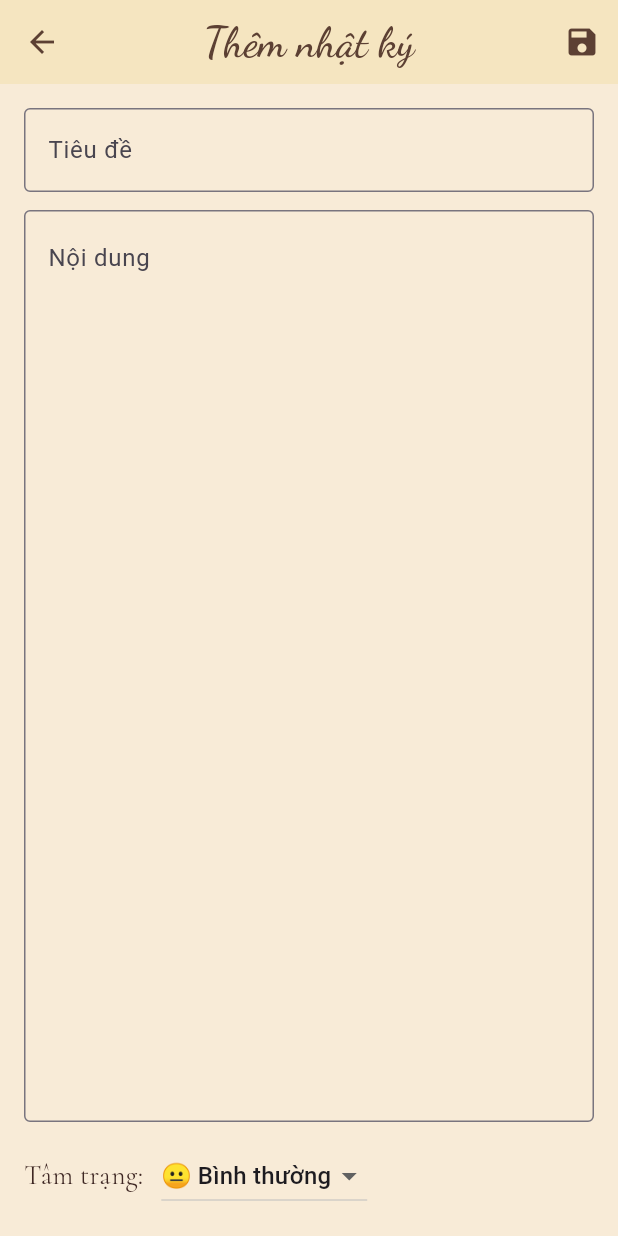
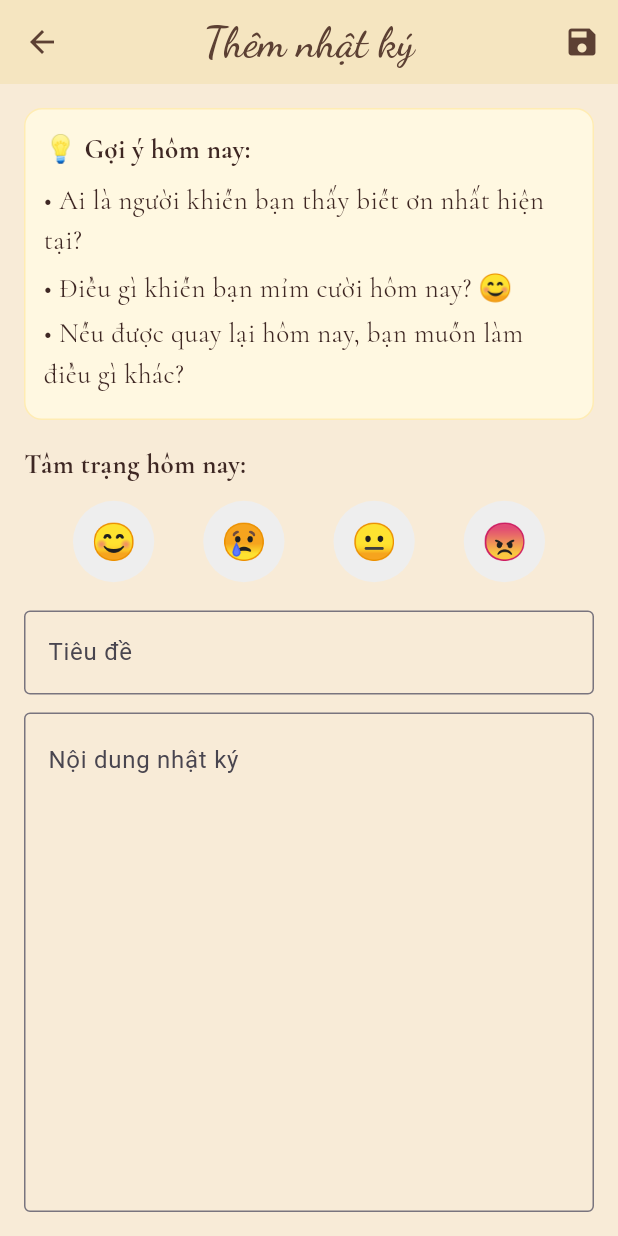
Before and after one commit to vominhhien1222/daily_journal_app, a Flutter app: the screen it shows after launch, after a tap on the "add" icon, on a phone screen of 412 x 824 dp. Run offline on Flutter 3.47's test engine with Material 3 defaults, Android fonts, the phone set to English and light mode, and no system bars; our stand-ins replace flutter_local_notifications, google_fonts, hive, hive_flutter, page_transition, permission_handler and 2 more; accounts and stored records are empty.

Commit message:
có ai có gợi ý hỏi thăm có nút chọn cảm xúc

```diff
--- /dev/null
+++ b/lib/core/ai_responder.dart
@@ -0,0 +1,13 @@
+class AiResponder {
+  static String respond(String mood) {
+    switch (mood) {
+      case 'Tích cực 😊':
+        return "Thật tuyệt! Hãy tiếp tục lan tỏa năng lượng tích cực nhé 🌞";
+      case 'Tiêu cực 😞':
+        return "Không sao đâu, ngày mai sẽ tốt hơn. Hãy chăm sóc bản thân thật tốt 💖";
+      case 'Bình thường 😌':
+      default:
+        return "Một ngày bình yên cũng là điều đáng quý 🌿";
+    }
+  }
+}
--- /dev/null
+++ b/lib/core/emotion_analyzer.dart
@@ -0,0 +1,40 @@
+class EmotionAnalyzer {
+  // Danh sách từ khóa và điểm cảm xúc tương ứng
+  static const Map<String, int> _emotionWords = {
+    // 🎉 Tích cực
+    'vui': 2,
+    'hạnh phúc': 3,
+    'tốt': 1,
+    'tuyệt': 3,
+    'yêu': 2,
+    'cảm ơn': 2,
+    'đáng yêu': 2,
+    'bình yên': 2,
+    'may mắn': 2,
+
+    // 😞 Tiêu cực
+    'buồn': -2,
+    'mệt': -1,
+    'tệ': -3,
+    'cô đơn': -2,
+    'stress': -3,
+    'lo lắng': -2,
+    'chán': -2,
+    'giận': -1,
+    'khóc': -2,
+  };
+
+  /// 🔍 Hàm phân tích cảm xúc từ nội dung nhật ký
+  static String analyze(String text) {
+    int score = 0;
+    final lower = text.toLowerCase();
+
+    for (final entry in _emotionWords.entries) {
+      if (lower.contains(entry.key)) score += entry.value;
+    }
+
+    if (score >= 2) return 'Tích cực 😊';
+    if (score <= -2) return 'Tiêu cực 😞';
+    return 'Bình thường 😌';
+  }
+}
--- a/lib/core/notification_service.dart
+++ b/lib/core/notification_service.dart
@@ -67,9 +67,7 @@ class NotificationService {
     }
   }
 
-  // ---------------------------------------------------------------------------
-  // 🕒 Lên lịch nhắc hằng ngày
-  // ---------------------------------------------------------------------------
+  ///        Lên lịch thông báo hằng ngày vào giờ phút cụ thể
   Future<void> scheduleDaily({required int hour, required int minute}) async {
     if (kIsWeb) return;
 
--- /dev/null
+++ b/lib/core/prompt_suggestions.dart
@@ -0,0 +1,20 @@
+import 'dart:math';
+
+class PromptSuggestions {
+  static final List<String> _prompts = [
+    "Điều gì khiến bạn mỉm cười hôm nay? 😊",
+    "Ai là người khiến bạn thấy biết ơn nhất hiện tại?",
+    "Một điều nhỏ khiến bạn hạnh phúc hôm nay là gì?",
+    "Nếu được quay lại hôm nay, bạn muốn làm điều gì khác?",
+    "Bạn học được gì từ một khó khăn gần đây?",
+    "Hôm nay bạn dành thời gian cho bản thân như thế nào?",
+    "Khoảnh khắc đáng nhớ nhất trong ngày là gì?",
+    "Nếu mô tả hôm nay bằng 3 từ, đó sẽ là gì?",
+  ];
+
+  /// 🔀 Lấy ngẫu nhiên [count] gợi ý
+  static List<String> randomSuggestions([int count = 3]) {
+    _prompts.shuffle(Random());
+    return _prompts.take(count).toList();
+  }
+}
--- a/lib/providers/journal_provider.dart
+++ b/lib/providers/journal_provider.dart
@@ -2,6 +2,7 @@ import 'package:flutter/material.dart';
 import 'package:uuid/uuid.dart';
 import '../data/models/journal_entry.dart';
 import '../repositories/journal_repository.dart';
+import '../core/emotion_analyzer.dart'; // 👈 Thêm dòng này để dùng phân tích cảm xúc
 
 class JournalProvider extends ChangeNotifier {
   final JournalRepository _repo = JournalRepository();
@@ -21,17 +22,22 @@ class JournalProvider extends ChangeNotifier {
     await loadEntries();
   }
 
-  /// 🟢 Thêm nhật ký
-  Future<void> addEntry(String title, String content, String mood) async {
+  /// 🟢 Thêm nhật ký (tự động phân tích cảm xúc)
+  Future<void> addEntry(String title, String content) async {
+    // 🧠 Phân tích cảm xúc tự động từ nội dung
+    final mood = EmotionAnalyzer.analyze(content);
+
     final entry = JournalEntry(
       id: const Uuid().v4(),
       title: title,
       content: content,
       date: DateTime.now(),
-      mood: mood,
+      mood: mood, // ✅ Lưu cảm xúc vào entry
     );
+
     await _repo.addEntry(entry);
     _entries.insert(0, entry);
+
     notifyListeners();
   }
 
--- a/lib/ui/screens/editor_screen.dart
+++ b/lib/ui/screens/editor_screen.dart
@@ -2,6 +2,9 @@ import 'package:flutter/material.dart';
 import 'package:provider/provider.dart';
 import '../../../providers/journal_provider.dart';
 import '../../../data/models/journal_entry.dart';
+import '../../../core/emotion_analyzer.dart';
+import '../../../core/prompt_suggestions.dart';
+import '../../../core/ai_responder.dart';
 
 class EditorScreen extends StatefulWidget {
   final JournalEntry? entry;
@@ -15,7 +18,7 @@ class EditorScreen extends StatefulWidget {
 class _EditorScreenState extends State<EditorScreen> {
   final _titleController = TextEditingController();
   final _contentController = TextEditingController();
-  String _selectedMood = 'Neutral';
+  String? _selectedMood; // 👈 người dùng chọn cảm xúc
 
   bool get isEditing => widget.entry != null;
 
@@ -41,22 +44,76 @@ class _EditorScreenState extends State<EditorScreen> {
       return;
     }
 
+    // 🧠 Nếu người dùng không chọn, để AI phân tích
+    final mood = _selectedMood ?? EmotionAnalyzer.analyze(content);
+    final aiMessage = AiResponder.respond(mood);
+
     if (isEditing) {
       final updated = widget.entry!;
       updated.title = title;
       updated.content = content;
-      updated.mood = _selectedMood;
+      updated.mood = mood;
       updated.date = DateTime.now();
       await provider.updateEntry(updated);
     } else {
-      await provider.addEntry(title, content, _selectedMood);
+      await provider.addEntry(title, content);
     }
 
-    if (mounted) Navigator.pop(context);
+    // 💬 Hiển thị hộp thoại phản hồi động viên
+    if (mounted) {
+      showDialog(
+        context: context,
+        builder: (_) => AlertDialog(
+          shape: RoundedRectangleBorder(
+            borderRadius: BorderRadius.circular(16),
+          ),
+          title: Text(
+            mood,
+            style: const TextStyle(fontWeight: FontWeight.bold, fontSize: 20),
+          ),
+          content: Text(
+            aiMessage,
+            style: const TextStyle(fontSize: 16, height: 1.4),
+          ),
+          actions: [
+            TextButton(
+              onPressed: () {
+                Navigator.pop(context); // đóng dialog
+                Navigator.pop(context); // quay lại màn trước
+              },
+              child: const Text('Đóng'),
+            ),
+          ],
+        ),
+      );
+    }
+  }
+
+  // 🧩 Nút chọn cảm xúc
+  Widget _buildMoodButton(String emoji, String mood) {
+    final isSelected = _selectedMood == mood;
+    return GestureDetector(
+      onTap: () => setState(() => _selectedMood = mood),
+      child: AnimatedContainer(
+        duration: const Duration(milliseconds: 200),
+        padding: const EdgeInsets.all(10),
+        decoration: BoxDecoration(
+          color: isSelected ? Colors.amber.shade100 : Colors.grey.shade200,
+          shape: BoxShape.circle,
+          border: Border.all(
+            color: isSelected ? Colors.amber : Colors.transparent,
+            width: 2,
+          ),
+        ),
+        child: Text(emoji, style: const TextStyle(fontSize: 24)),
+      ),
+    );
   }
 
   @override
   Widget build(BuildContext context) {
+    final suggestions = PromptSuggestions.randomSuggestions();
+
     return Scaffold(
       appBar: AppBar(
         title: Text(isEditing ? 'Chỉnh sửa nhật ký' : 'Thêm nhật ký'),
@@ -69,6 +126,53 @@ class _EditorScreenState extends State<EditorScreen> {
         child: Column(
           crossAxisAlignment: CrossAxisAlignment.start,
           children: [
+            // 💡 Gợi ý viết
+            Container(
+              width: double.infinity,
+              padding: const EdgeInsets.all(12),
+              decoration: BoxDecoration(
+                color: Colors.amber.shade50,
+                borderRadius: BorderRadius.circular(12),
+                border: Border.all(color: Colors.amber.shade100),
+              ),
+              child: Column(
+                crossAxisAlignment: CrossAxisAlignment.start,
+                children: [
+                  const Text(
+                    "💡 Gợi ý hôm nay:",
+                    style: TextStyle(fontWeight: FontWeight.bold),
+                  ),
+                  const SizedBox(height: 8),
+                  for (final s in suggestions)
+                    Padding(
+                      padding: const EdgeInsets.only(bottom: 4),
+                      child: Text("• $s"),
+                    ),
+                ],
+              ),
+            ),
+
+            const SizedBox(height: 16),
+
+            // 🧠 Chọn cảm xúc thủ công
+            const Text(
+              "Tâm trạng hôm nay:",
+              style: TextStyle(fontWeight: FontWeight.bold),
+            ),
+            const SizedBox(height: 8),
+            Row(
+              mainAxisAlignment: MainAxisAlignment.spaceEvenly,
+              children: [
+                _buildMoodButton('😊', 'Tích cực 😊'),
+                _buildMoodButton('😢', 'Tiêu cực 😞'),
+                _buildMoodButton('😐', 'Bình thường 😌'),
+                _buildMoodButton('😠', 'Bực 😠'),
+              ],
+            ),
+
+            const SizedBox(height: 16),
+
+            // 📝 Ô nhập tiêu đề
             TextField(
               controller: _titleController,
               decoration: const InputDecoration(
@@ -77,6 +181,8 @@ class _EditorScreenState extends State<EditorScreen> {
               ),
             ),
             const SizedBox(height: 12),
+
+            // 📔 Ô nhập nội dung
             Expanded(
               child: TextField(
                 controller: _contentController,
@@ -84,31 +190,11 @@ class _EditorScreenState extends State<EditorScreen> {
                 expands: true,
                 textAlignVertical: TextAlignVertical.top,
                 decoration: const InputDecoration(
-                  labelText: 'Nội dung',
+                  labelText: 'Nội dung nhật ký',
                   alignLabelWithHint: true,
                   border: OutlineInputBorder(),
                 ),
               ),
-            ),
-            const SizedBox(height: 12),
-            Row(
-              children: [
-                const Text('Tâm trạng:'),
-                const SizedBox(width: 12),
-                DropdownButton<String>(
-                  value: _selectedMood,
-                  onChanged: (val) => setState(() => _selectedMood = val!),
-                  items: const [
-                    DropdownMenuItem(value: 'Happy', child: Text('😊 Vui')),
-                    DropdownMenuItem(value: 'Sad', child: Text('😢 Buồn')),
-                    DropdownMenuItem(
-                      value: 'Neutral',
-                      child: Text('😐 Bình thường'),
-                    ),
-                    DropdownMenuItem(value: 'Angry', child: Text('😠 Bực')),
-                  ],
-                ),
-              ],
             ),
           ],
         ),
--- a/lib/ui/screens/splash_screen.dart
+++ b/lib/ui/screens/splash_screen.dart
@@ -24,10 +24,9 @@ class _SplashScreenState extends State<SplashScreen>
       vsync: this,
     );
     _fadeIn = CurvedAnimation(parent: _controller, curve: Curves.easeIn);
-
     _controller.forward();
 
-    // ⏳ Chuyển sang Home sau 2.5s
+    // ⏳ Chuyển sang Home sau 3s
     Timer(const Duration(seconds: 3), () {
       Navigator.pushReplacement(
         context,
@@ -46,6 +45,8 @@ class _SplashScreenState extends State<SplashScreen>
   Widget build(BuildContext context) {
     final theme = Theme.of(context);
     final settings = Provider.of<SettingsProvider>(context);
+    final size = MediaQuery.of(context).size;
+    final isLandscape = size.width > size.height;
 
     return Scaffold(
       backgroundColor: settings.isDarkMode
@@ -54,16 +55,59 @@ class _SplashScreenState extends State<SplashScreen>
       body: Center(
         child: FadeTransition(
           opacity: _fadeIn,
-          child: Column(
+          child: Padding(
+            padding: EdgeInsets.symmetric(
+              horizontal: isLandscape ? size.width * 0.15 : 40,
+              vertical: isLandscape ? 20 : 0,
+            ),
+            child: isLandscape
+                ? Row(
                     mainAxisAlignment: MainAxisAlignment.center,
                     children: [
-              // 🐾 Logo hoặc hình biểu tượng vintage
-              Image.asset(
-                'assets/images/diary_logo.png', // logo
+                      Expanded(
+                        flex: 4,
+                        child: AspectRatio(
+                          aspectRatio: 1, // Giữ logo vuông
+                          child: Image.asset(
+                            'assets/images/diary_logo.png',
+                            fit: BoxFit.contain,
+                          ),
+                        ),
+                      ),
+                      const SizedBox(width: 40),
+                      Expanded(flex: 5, child: _buildText(theme, settings)),
+                    ],
+                  )
+                : Column(
+                    mainAxisAlignment: MainAxisAlignment.center,
+                    children: [
+                      Flexible(
+                        flex: 5,
+                        child: AspectRatio(
+                          aspectRatio: 1,
+                          child: Image.asset(
+                            'assets/images/diary_logo.png',
+                            fit: BoxFit.contain,
+                          ),
+                        ),
                       ),
                       const SizedBox(height: 20),
+                      _buildText(theme, settings),
+                    ],
+                  ),
+          ),
+        ),
+      ),
+    );
+  }
+
+  Widget _buildText(ThemeData theme, SettingsProvider settings) {
+    return Column(
+      mainAxisSize: MainAxisSize.min,
+      children: [
         Text(
           "Daily Journal & Mood",
+          textAlign: TextAlign.center,
           style: theme.textTheme.headlineSmall?.copyWith(
             fontFamily: "DancingScript",
             fontSize: 28,
@@ -79,9 +123,6 @@ class _SplashScreenState extends State<SplashScreen>
           color: Color(0xFFBFA67A),
         ),
       ],
-          ),
-        ),
-      ),
     );
   }
 }
```
Lines whose indentation alone changed are shown as unchanged.
